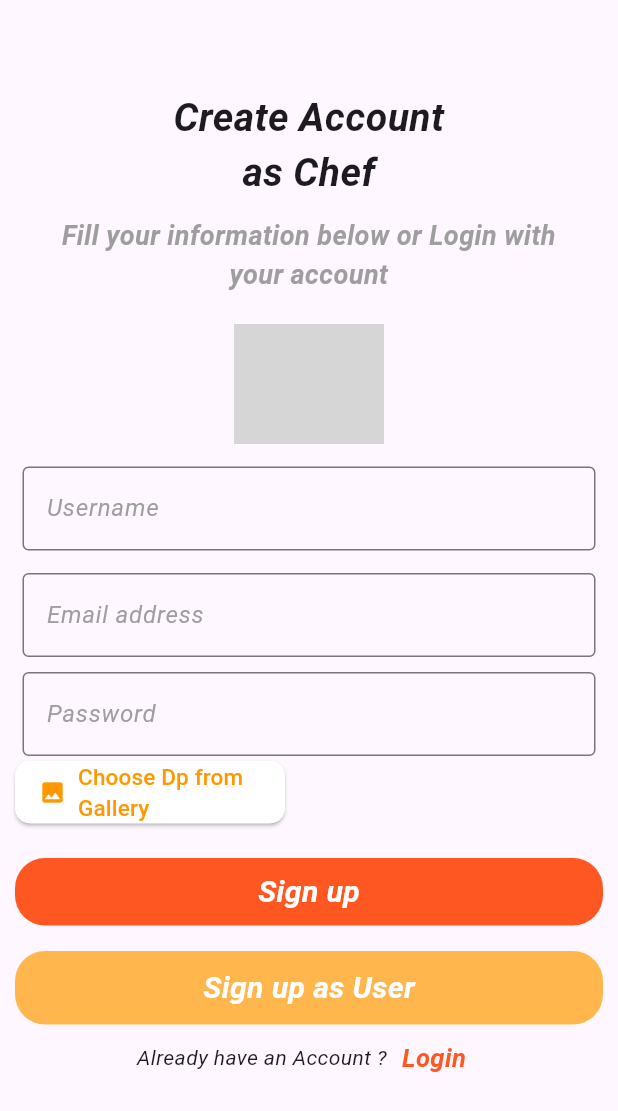
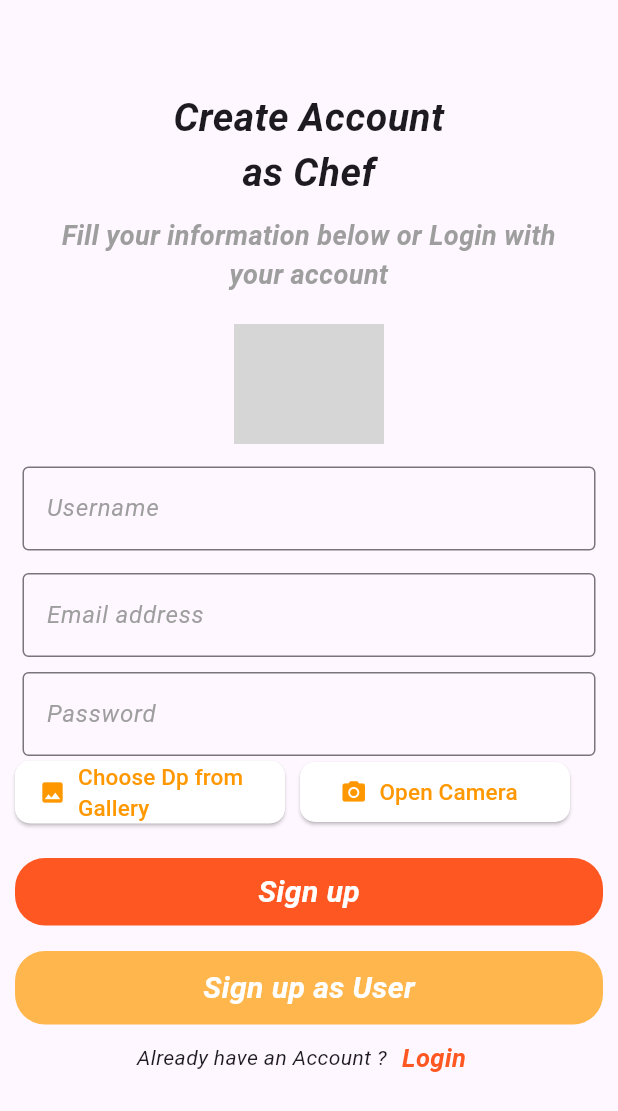
Before and after one commit to LuminarHub/Recipe_App_Flutter_Django, a Flutter app: the RegistrationPage screen opened directly, after a tap on "Sign up as Chef", on a phone screen of 412 x 824 dp. Shown: the top 1111 px of the screen. Run offline on Flutter 3.47's test engine with Material 3 defaults, Android fonts, the phone set to English and light mode, and no system bars; our stand-ins replace google_fonts, image_picker, introduction_screen, shared_preferences; accounts and stored records are empty; network calls fail; grey boxes are pictures that could not be loaded.

Commit message:
register camara

```diff
--- a/frontend/lib/presentation/chef_registartion_page/view/chef_registartion.dart
+++ b/frontend/lib/presentation/chef_registartion_page/view/chef_registartion.dart
@@ -148,15 +148,15 @@ class _ChefRegistrationPageState extends State<ChefRegistrationPage> {
                 SizedBox(
                   width: 10,
                 ),
-                // SelectImageButton(
-                //   onPressed: () {
-                //     getImage(ImageSource.camera);
-                //   },
-                //   icon: Icons.camera_alt,
-                //   label: "Open Camera",
-                //   iconColor: Colors.orange,
-                //   labelColor: Colors.orange,
-                // ),
+                SelectImageButton(
+                  onPressed: () {
+                    getImage(ImageSource.camera);
+                  },
+                  icon: Icons.camera_alt,
+                  label: "Open Camera",
+                  iconColor: Colors.orange,
+                  labelColor: Colors.orange,
+                ),
                 if (image != null)
                   Container(
                     margin: EdgeInsets.only(left: size.width * .2),
--- a/frontend/lib/presentation/registration/view/registration.dart
+++ b/frontend/lib/presentation/registration/view/registration.dart
@@ -145,15 +145,15 @@ class _RegistrationPageState extends State<RegistrationPage> {
                 SizedBox(
                   width: 10,
                 ),
-                // SelectImageButton(
-                //   onPressed: () {
-                //     getImage(ImageSource.camera);
-                //   },
-                //   icon: Icons.camera_alt,
-                //   label: "Open Camera",
-                //   iconColor: Colors.orange,
-                //   labelColor: Colors.orange,
-                // ),
+                SelectImageButton(
+                  onPressed: () {
+                    getImage(ImageSource.camera);
+                  },
+                  icon: Icons.camera_alt,
+                  label: "Open Camera",
+                  iconColor: Colors.orange,
+                  labelColor: Colors.orange,
+                ),
                 if (image != null)
                   Container(
                     margin: EdgeInsets.only(left: size.width * .2),
```
